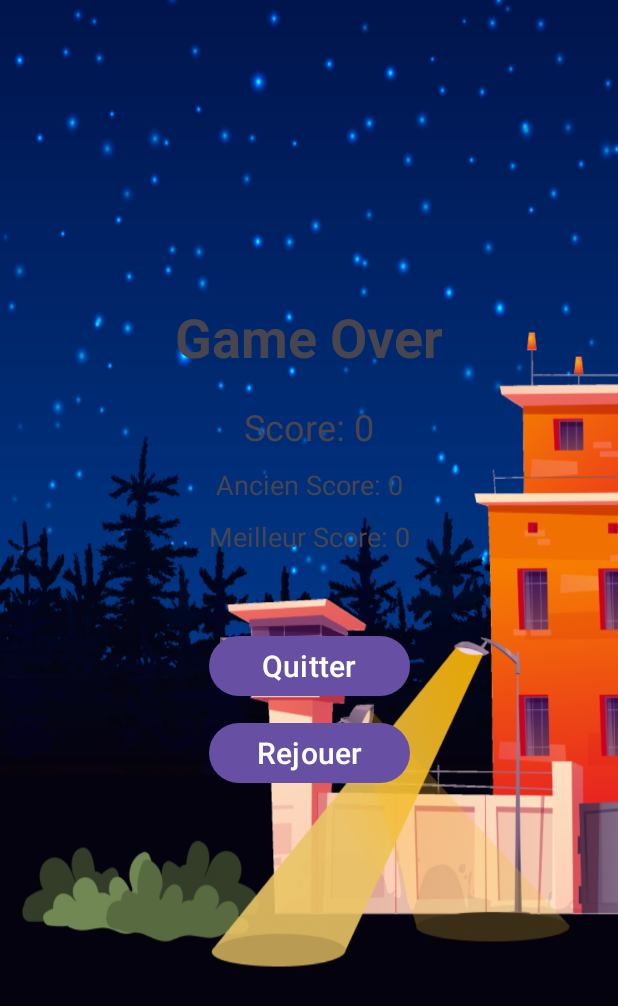
After one commit to noura1133/prisoner, an Android app: the EndActivity screen opened directly, with no data from a screen before it, on a phone screen of 412 x 824 dp. The commit adds this screen. Shown: the top 1006 px of the screen. Run offline under Robolectric (Android 15) with nearby library versions, the phone set to English and light mode, and no system bars.

Commit message:
Page fin

```diff
--- a/app/src/main/AndroidManifest.xml
+++ b/app/src/main/AndroidManifest.xml
@@ -13,6 +13,9 @@
         android:theme="@style/Theme.Prisoner"
         tools:targetApi="31">
         <activity
+            android:name=".EndActivity"
+            android:exported="false" />
+        <activity
             android:name=".MainActivity"
             android:exported="true">
             <intent-filter>
--- /dev/null
+++ b/app/src/main/assets/assets.json
@@ -0,0 +1,15 @@
+{
+  "username1": {
+    "oldScore": 100,
+    "bestScore": 200
+  },
+  "username2": {
+    "oldScore": 150,
+    "bestScore": 250
+  },
+  "username3": {
+    "oldScore": 10,
+    "bestScore": 20
+  }
+
+}
--- /dev/null
+++ b/app/src/main/java/prisoner/sdl/EndActivity.java
@@ -0,0 +1,67 @@
+package prisoner.sdl;
+
+import androidx.appcompat.app.AppCompatActivity;
+
+import android.annotation.SuppressLint;
+import android.content.Intent;
+import android.os.Bundle;
+import android.view.View;
+import android.widget.Button;
+import android.widget.TextView;
+import android.util.Log;
+
+import org.json.JSONException;
+import org.json.JSONObject;
+
+import java.io.IOException;
+import java.nio.charset.StandardCharsets;
+import java.nio.file.Files;
+import java.nio.file.Paths;
+
+public class EndActivity extends AppCompatActivity {
+
+    private TextView tvScore;
+    private TextView tvOldScore;
+    private TextView tvBestScore;
+    private Button btnQuitter;
+    private Button btnRejouer;
+
+    @SuppressLint("MissingInflatedId")
+    @Override
+    protected void onCreate(Bundle savedInstanceState) {
+        super.onCreate(savedInstanceState);
+        setContentView(R.layout.activity_end);
+
+        tvScore = findViewById(R.id.tvScore);
+        tvOldScore = findViewById(R.id.tvOldScore);
+        tvBestScore = findViewById(R.id.tvBestScore);
+        btnQuitter = findViewById(R.id.btnQuitter);
+        btnRejouer = findViewById(R.id.btnRejouer);
+
+
+        int score = 0;
+        int oldScore = 0;
+        int bestScore = 0;
+
+        tvScore.setText("Score: " + score);
+        tvOldScore.setText("Ancien Score: " + oldScore);
+        tvBestScore.setText("Meilleur Score: " + bestScore);
+
+        btnQuitter.setOnClickListener(new View.OnClickListener() {
+            @Override
+            public void onClick(View v) {
+                finishAffinity();
+            }
+        });
+
+        btnRejouer.setOnClickListener(new View.OnClickListener() {
+            @Override
+            public void onClick(View v) {
+                Intent intent = new Intent(EndActivity.this, MainActivity.class);
+                startActivity(intent);
+                finish();
+            }
+        });
+    }
+
+}
--- a/app/src/main/java/prisoner/sdl/MainActivity.java
+++ b/app/src/main/java/prisoner/sdl/MainActivity.java
@@ -2,13 +2,31 @@ package prisoner.sdl;
 
 import androidx.appcompat.app.AppCompatActivity;
 
+import android.content.Intent;
 import android.os.Bundle;
+import android.view.View;
+import android.widget.Button;
 
 public class MainActivity extends AppCompatActivity {
+
+    private Button btnLaunchEndActivity;
 
     @Override
     protected void onCreate(Bundle savedInstanceState) {
         super.onCreate(savedInstanceState);
         setContentView(R.layout.activity_main);
+
+        // Trouver le bouton par son ID
+        btnLaunchEndActivity = findViewById(R.id.btnLaunchEndActivity);
+
+        // Ajouter un écouteur de clic au bouton
+        btnLaunchEndActivity.setOnClickListener(new View.OnClickListener() {
+            @Override
+            public void onClick(View v) {
+                // Lancer endActivity
+                Intent intent = new Intent(MainActivity.this, EndActivity.class);
+                startActivity(intent);
+            }
+        });
     }
 }
--- /dev/null
+++ b/app/src/main/res/layout/activity_end.xml
@@ -0,0 +1,82 @@
+<?xml version="1.0" encoding="utf-8"?>
+<androidx.constraintlayout.widget.ConstraintLayout xmlns:android="http://schemas.android.com/apk/res/android"
+    xmlns:app="http://schemas.android.com/apk/res-auto"
+    xmlns:tools="http://schemas.android.com/tools"
+    android:layout_width="match_parent"
+    android:layout_height="match_parent"
+    android:background="@drawable/background_img"
+    tools:context=".EndActivity">
+
+    <TextView
+        android:id="@+id/tvGameOver"
+        android:layout_width="wrap_content"
+        android:layout_height="48dp"
+        android:layout_marginTop="200dp"
+        android:text="Game Over"
+        android:textSize="36sp"
+        android:textStyle="bold"
+        app:layout_constraintBottom_toTopOf="@id/tvScore"
+        app:layout_constraintEnd_toEndOf="parent"
+        app:layout_constraintStart_toStartOf="parent"
+        app:layout_constraintTop_toTopOf="parent"
+        app:layout_constraintVertical_chainStyle="packed" />
+
+    <TextView
+        android:id="@+id/tvScore"
+        android:layout_width="wrap_content"
+        android:layout_height="wrap_content"
+        android:layout_marginTop="20dp"
+        android:text="Score: 100"
+        android:textSize="24sp"
+        app:layout_constraintBottom_toTopOf="@+id/tvOldScore"
+        app:layout_constraintEnd_toEndOf="parent"
+        app:layout_constraintStart_toStartOf="parent"
+        app:layout_constraintTop_toBottomOf="@+id/tvGameOver" />
+
+    <TextView
+        android:id="@+id/tvOldScore"
+        android:layout_width="wrap_content"
+        android:layout_height="wrap_content"
+        android:layout_marginTop="10dp"
+        android:text="Ancien Score: 80"
+        android:textSize="18sp"
+        app:layout_constraintBottom_toTopOf="@+id/tvBestScore"
+        app:layout_constraintEnd_toEndOf="parent"
+        app:layout_constraintStart_toStartOf="parent"
+        app:layout_constraintTop_toBottomOf="@+id/tvScore" />
+
+    <TextView
+        android:id="@+id/tvBestScore"
+        android:layout_width="wrap_content"
+        android:layout_height="wrap_content"
+        android:layout_marginTop="10dp"
+        android:text="Meilleur Score: 120"
+        android:textSize="18sp"
+        app:layout_constraintEnd_toEndOf="parent"
+        app:layout_constraintStart_toStartOf="parent"
+        app:layout_constraintTop_toBottomOf="@+id/tvOldScore" />
+
+    <Button
+        android:id="@+id/btnQuitter"
+        android:layout_width="0dp"
+        android:layout_height="wrap_content"
+        android:layout_marginTop="50dp"
+        android:text="Quitter"
+        android:textSize="20sp"
+        app:layout_constraintEnd_toEndOf="@+id/tvBestScore"
+        app:layout_constraintHorizontal_bias="0.0"
+        app:layout_constraintStart_toStartOf="@+id/tvBestScore"
+        app:layout_constraintTop_toBottomOf="@+id/tvBestScore" />
+
+    <Button
+        android:id="@+id/btnRejouer"
+        android:layout_width="0dp"
+        android:layout_height="48dp"
+        android:layout_marginTop="10dp"
+        android:text="Rejouer"
+        android:textSize="20sp"
+        app:layout_constraintEnd_toEndOf="@+id/btnQuitter"
+        app:layout_constraintStart_toStartOf="@+id/btnQuitter"
+        app:layout_constraintTop_toBottomOf="@+id/btnQuitter" />
+
+</androidx.constraintlayout.widget.ConstraintLayout>
--- a/app/src/main/res/layout/activity_main.xml
+++ b/app/src/main/res/layout/activity_main.xml
@@ -7,12 +7,24 @@
     tools:context=".MainActivity">
 
     <TextView
+        android:id="@+id/tvMessage"
         android:layout_width="wrap_content"
         android:layout_height="wrap_content"
         android:text="Hello World!"
-        app:layout_constraintBottom_toBottomOf="parent"
+        app:layout_constraintBottom_toTopOf="@+id/btnLaunchEndActivity"
         app:layout_constraintEnd_toEndOf="parent"
         app:layout_constraintStart_toStartOf="parent"
         app:layout_constraintTop_toTopOf="parent" />
 
+    <!-- Bouton pour lancer endActivity -->
+    <Button
+        android:id="@+id/btnLaunchEndActivity"
+        android:layout_width="wrap_content"
+        android:layout_height="wrap_content"
+        android:text="Lancer endActivity"
+        app:layout_constraintBottom_toBottomOf="parent"
+        app:layout_constraintEnd_toEndOf="parent"
+        app:layout_constraintStart_toStartOf="parent"
+        app:layout_constraintTop_toBottomOf="@+id/tvMessage" />
+
 </androidx.constraintlayout.widget.ConstraintLayout>
```
Also changed, not shown: app/src/main/res/drawable/background_img.jpg (added).
